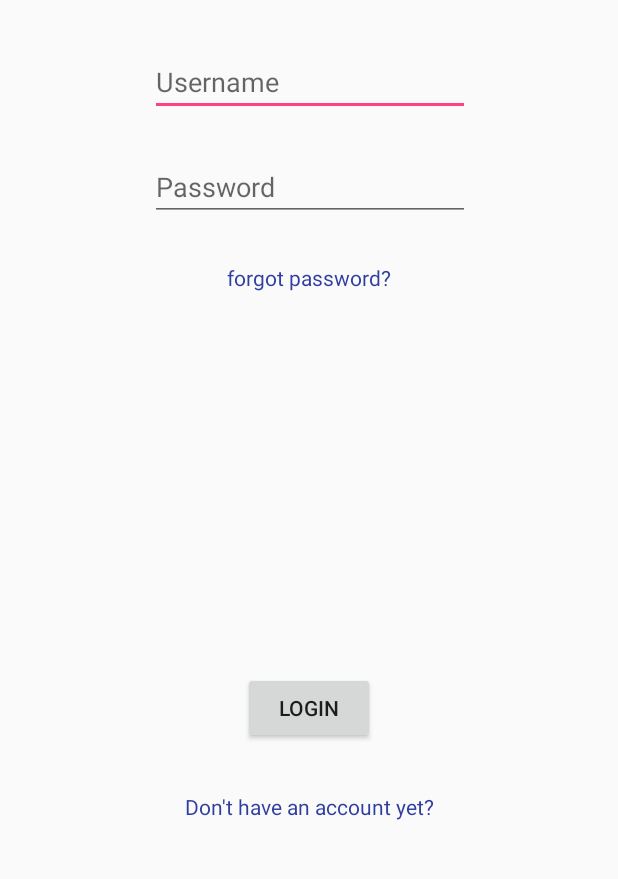
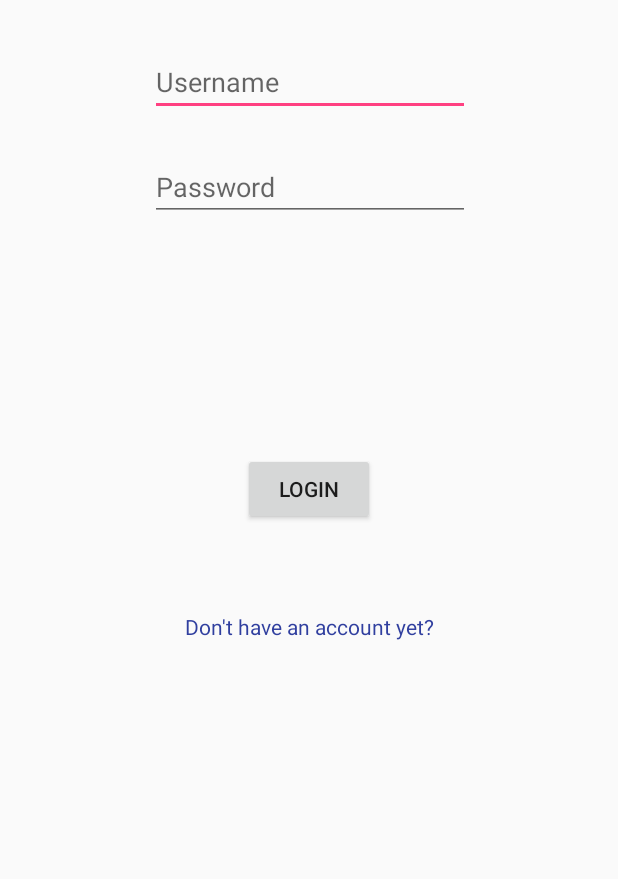
Before and after one commit to SudoKudo/Task-Manager, an Android app: the screen it shows after launch (LoginActivity), on a phone screen of 412 x 824 dp, the part 234-1113 px from its top. Run offline under Robolectric (Android 15) with nearby library versions, the phone set to English and light mode, and no system bars; our stand-ins replace Volley.

Commit message:
no more password reset

```diff
--- a/Mobile App/Task Manager/app/src/main/AndroidManifest.xml
+++ b/Mobile App/Task Manager/app/src/main/AndroidManifest.xml
@@ -26,7 +26,6 @@
                 <category android:name="android.intent.category.LAUNCHER" />
             </intent-filter>
         </activity>
-        <activity android:name=".PasswordResetActivity" />
         <activity
             android:name=".MainActivity"
             android:theme="@style/AppTheme.NoActionBar" />
--- a/Mobile App/Task Manager/app/src/main/java/com/classproject/markngn/taskmanager/LoginActivity.java
+++ b/Mobile App/Task Manager/app/src/main/java/com/classproject/markngn/taskmanager/LoginActivity.java
@@ -27,7 +27,7 @@ import java.util.Map;
 
 public class LoginActivity extends AppCompatActivity {
     private EditText usrname, pword;
-    private TextView forgetPass, newAccount;
+    private TextView  newAccount;
     private Button login;
 
     private static final String URL = "http://m4rks.site/LAMPAPI/Applogin.php";
@@ -41,17 +41,10 @@ public class LoginActivity extends AppCompatActivity {
         setContentView(R.layout.activity_login);
         usrname = (EditText)findViewById(R.id.username);
         pword = (EditText)findViewById(R.id.password);
-        forgetPass = (TextView)findViewById(R.id.passReset);
         newAccount = (TextView)findViewById(R.id.register);
         login = (Button)findViewById(R.id.LoginBT);
 
 
-        forgetPass.setOnClickListener(new View.OnClickListener() {
-            @Override
-            public void onClick(View view) {
-                startActivity(new Intent(LoginActivity.this, PasswordResetActivity.class));
-            }
-        });
 
         newAccount.setOnClickListener(new View.OnClickListener() {
             @Override
--- a/Mobile App/Task Manager/app/src/main/res/layout/activity_login.xml
+++ b/Mobile App/Task Manager/app/src/main/res/layout/activity_login.xml
@@ -67,8 +67,7 @@
         app:layout_constraintBottom_toBottomOf="parent"
         app:layout_constraintEnd_toEndOf="parent"
         app:layout_constraintStart_toStartOf="parent"
-        app:layout_constraintTop_toBottomOf="@+id/passReset"
-        app:layout_constraintVertical_bias="1.0" />
+        app:layout_constraintTop_toBottomOf="@+id/password" />
 
     <TextView
         android:id="@+id/register"
@@ -86,20 +85,4 @@
         app:layout_constraintTop_toBottomOf="@+id/LoginBT"
         app:layout_constraintVertical_bias="0.178" />
 
-    <TextView
-        android:id="@+id/passReset"
-        android:layout_width="wrap_content"
-        android:layout_height="wrap_content"
-        android:layout_marginBottom="8dp"
-        android:layout_marginEnd="8dp"
-        android:layout_marginStart="8dp"
-        android:layout_marginTop="8dp"
-        android:text="forgot password?"
-        android:textColor="@color/colorPrimaryDark"
-        app:layout_constraintBottom_toBottomOf="parent"
-        app:layout_constraintEnd_toEndOf="parent"
-        app:layout_constraintStart_toStartOf="parent"
-        app:layout_constraintTop_toBottomOf="@+id/password"
-        app:layout_constraintVertical_bias="0.041" />
-
 </android.support.constraint.ConstraintLayout>
```
Also changed, not shown: Mobile App/Task Manager/app/src/main/java/com/classproject/markngn/taskmanager/PasswordResetActivity.java (deleted, +0 -51 lines), Mobile App/Task Manager/app/src/main/res/layout/activity_password_reset.xml (deleted, +0 -135 lines).
